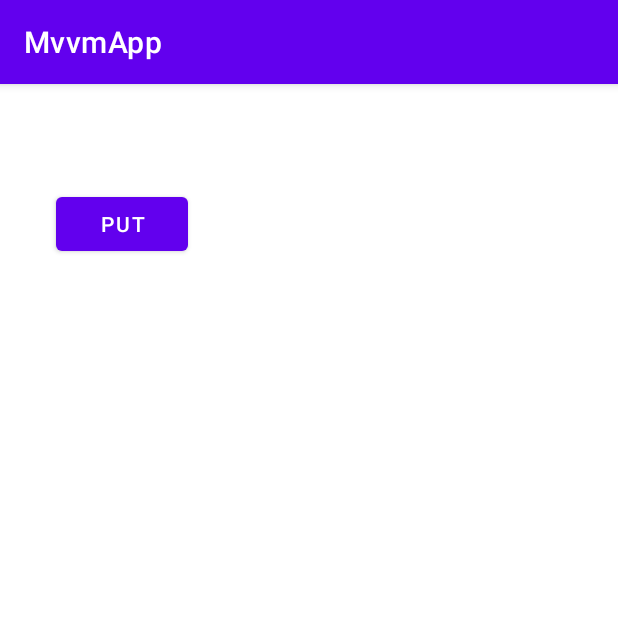
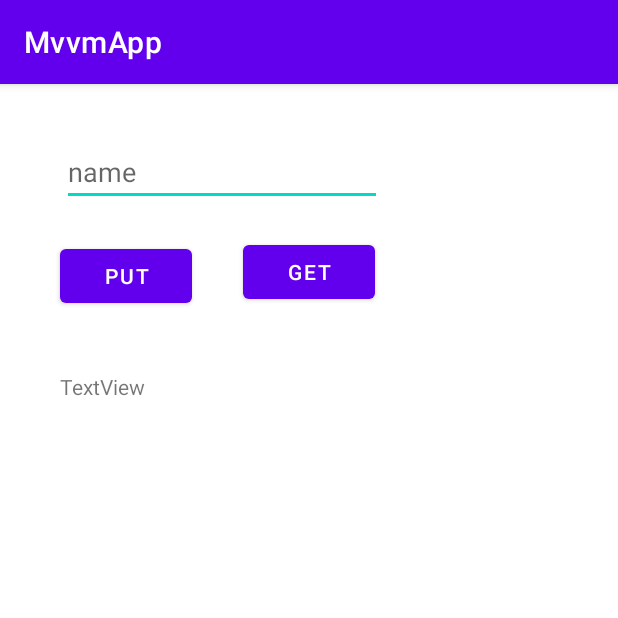
Before and after one commit to abdultanveer/syncMvvm, an Android app: the screen it shows after launch (MainActivity), after a tap on "PUT", on a phone screen of 412 x 824 dp, the top half of it. Run offline under Robolectric (Android 15) with nearby library versions, the phone set to English and light mode, and no system bars; our stand-ins replace Room's generated code.

Commit message:
getting word from room db

```diff
--- /dev/null
+++ b/app/src/main/java/com/abdul/mvvmapp/GetNoteAsyncTask.kt
@@ -0,0 +1,26 @@
+package com.abdul.mvvmapp
+
+
+import android.os.AsyncTask
+import android.widget.TextView
+import com.abdul.mvvmapp.data.Word
+import com.abdul.mvvmapp.data.WordDao
+import java.util.*
+
+class GetNoteAsyncTask(var word: Word, var wordDao: WordDao, var tvRes: TextView) :AsyncTask<Void,Void,List<Word>>() {
+
+
+    override fun doInBackground(vararg p0: Void?): List<Word>? {
+       return wordDao.findNote(word.title)
+
+    }
+
+    override fun onPostExecute(result: List<Word>?) {
+        super.onPostExecute(result)
+        //var array = arrayOf(result)
+        tvRes.setText(
+            result?.get(0)?.title)
+
+    }
+
+}
--- a/app/src/main/java/com/abdul/mvvmapp/MainActivity.kt
+++ b/app/src/main/java/com/abdul/mvvmapp/MainActivity.kt
@@ -2,6 +2,8 @@ package com.abdul.mvvmapp
 
 import androidx.appcompat.app.AppCompatActivity
 import android.os.Bundle
+import android.widget.EditText
+import android.widget.TextView
 import com.abdul.mvvmapp.data.Word
 import com.abdul.mvvmapp.data.WordDao
 import com.abdul.mvvmapp.data.WordDb
@@ -9,11 +11,15 @@ import com.abdul.mvvmapp.data.WordDb
 class MainActivity : AppCompatActivity() {
     lateinit var wordDao: WordDao
     lateinit var wordDb: WordDb
+    lateinit var etName: EditText
+    lateinit var tvRes: TextView
 
 
     override fun onCreate(savedInstanceState: Bundle?) {
         super.onCreate(savedInstanceState)
         setContentView(R.layout.activity_main)
+        etName = findViewById(R.id.etName)
+        tvRes = findViewById(R.id.tvRes)
 
         wordDb = WordDb.getNoteDb(this)
         wordDao = wordDb.wordDao()
@@ -21,13 +27,27 @@ class MainActivity : AppCompatActivity() {
 
     fun roomHandler(view: android.view.View) {
 
-        var word: String = "abdul"
+        var word: String = etName.text.toString()
         //etTitle.text.toString()
-        insertWordAsync(Word("abdul"))
+        insertWordAsync(Word(word))
     }
 
     private fun insertWordAsync(word: Word) {
         var insertTask = InsertNoteAsyncTask(word,wordDao)
         insertTask.execute()
+        etName.setText("")
+    }
+
+    fun getData(view: android.view.View) {
+        var word: String = etName.text.toString()
+        getWordAsync(Word(word))
+
+
+    }
+
+    private fun getWordAsync(word: Word) {
+        var getTask = GetNoteAsyncTask(word,wordDao,tvRes)
+        getTask.execute()
+        etName.setText("")
     }
 }
--- a/app/src/main/java/com/abdul/mvvmapp/data/Word.java
+++ b/app/src/main/java/com/abdul/mvvmapp/data/Word.java
@@ -15,5 +15,10 @@ public class Word {
     int wid;
 
     @ColumnInfo
-    String title;
+    public String title;
+
+    @Override
+    public String toString() {
+        return title;
+    }
 }
--- a/app/src/main/java/com/abdul/mvvmapp/data/WordDao.java
+++ b/app/src/main/java/com/abdul/mvvmapp/data/WordDao.java
@@ -13,4 +13,6 @@ public interface WordDao {
     @Insert
     void insert(Word word);
 
+    @Query("SELECT * FROM Word WHERE title LIKE :word ")
+    public List<Word> findNote(String word);
 }
--- a/app/src/main/res/layout/activity_main.xml
+++ b/app/src/main/res/layout/activity_main.xml
@@ -10,10 +10,43 @@
         android:id="@+id/btnCommit"
         android:layout_width="wrap_content"
         android:layout_height="wrap_content"
-        android:layout_marginStart="37dp"
-        android:layout_marginTop="69dp"
+        android:layout_marginStart="40dp"
+        android:layout_marginTop="104dp"
+        android:onClick="roomHandler"
         android:text="put"
-        android:onClick="roomHandler"
         app:layout_constraintStart_toStartOf="parent"
         app:layout_constraintTop_toTopOf="parent" />
+
+    <EditText
+        android:id="@+id/etName"
+        android:layout_width="wrap_content"
+        android:layout_height="wrap_content"
+        android:layout_marginStart="1dp"
+        android:layout_marginTop="36dp"
+        android:ems="10"
+        android:hint="name"
+        android:inputType="textPersonName"
+        app:layout_constraintStart_toStartOf="@+id/btnCommit"
+        app:layout_constraintTop_toTopOf="parent" />
+
+    <TextView
+        android:id="@+id/tvRes"
+        android:layout_width="wrap_content"
+        android:layout_height="wrap_content"
+        android:layout_marginStart="40dp"
+        android:layout_marginTop="40dp"
+        android:text="TextView"
+        app:layout_constraintStart_toStartOf="parent"
+        app:layout_constraintTop_toBottomOf="@+id/btnCommit" />
+
+    <Button
+        android:id="@+id/btnGet"
+        android:layout_width="wrap_content"
+        android:layout_height="wrap_content"
+        android:layout_marginTop="20dp"
+        android:text="get"
+        android:onClick="getData"
+        app:layout_constraintEnd_toEndOf="parent"
+        app:layout_constraintStart_toStartOf="parent"
+        app:layout_constraintTop_toBottomOf="@+id/etName" />
 </androidx.constraintlayout.widget.ConstraintLayout>
```
